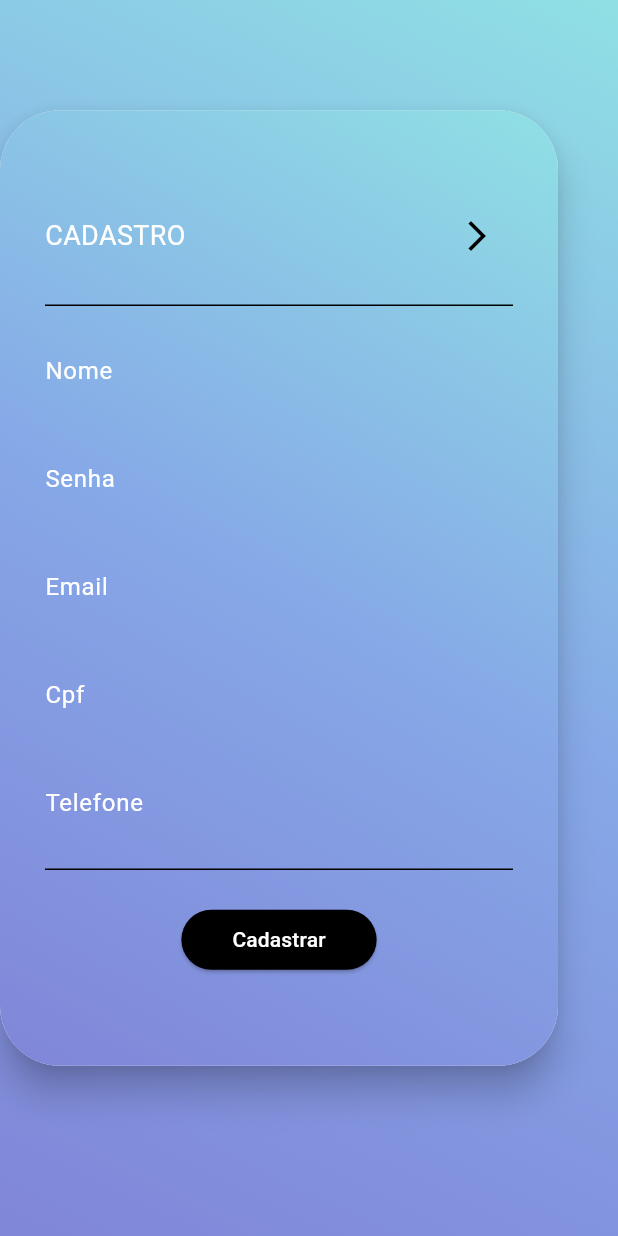
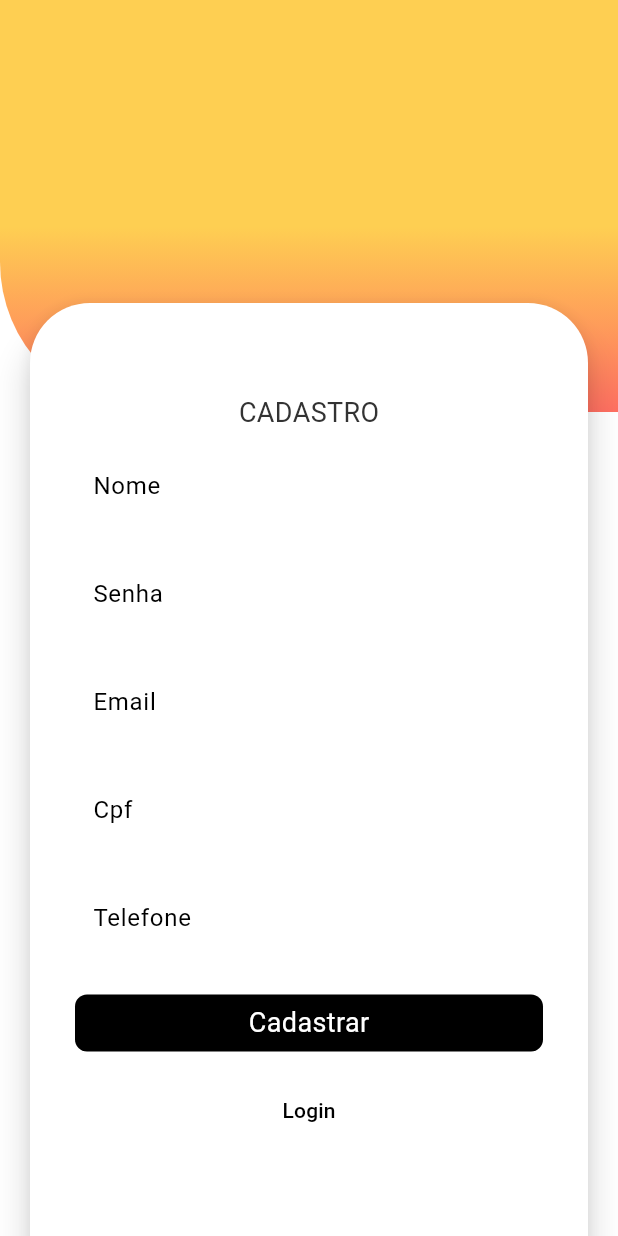
Before and after one commit to ViniciusLim4/PotatoBuyerss, a Flutter app: the CadastroPage screen opened by its route, on a phone screen of 412 x 824 dp. Run offline on Flutter 3.47's test engine with Material 3 defaults, Android fonts, the phone set to English and light mode, and no system bars; our stand-ins replace connectivity_plus, dio, flutter_bloc, flutter_modular, fpdart.

Commit message:
fix: ajustes login/cadastro

```diff
--- a/projeto_login_cadastro/lib/main_app.dart
+++ b/projeto_login_cadastro/lib/main_app.dart
@@ -1,5 +1,7 @@
 import 'package:flutter/material.dart';
 import 'package:flutter_modular/flutter_modular.dart';
+
+import 'shared/app_colors/app_colors.dart';
 
 class MainApp extends StatelessWidget {
   const MainApp({super.key});
@@ -7,6 +9,9 @@ class MainApp extends StatelessWidget {
   @override
   Widget build(BuildContext context) {
     return MaterialApp(
+      theme: ThemeData(
+        primaryColor: AppColors.primaryYellow,
+      ),
       title: 'MyApp',
       initialRoute: Modular.initialRoute,
     ).modular();
--- a/projeto_login_cadastro/lib/modulos/cadastro/bloc/cadastro_bloc.dart
+++ b/projeto_login_cadastro/lib/modulos/cadastro/bloc/cadastro_bloc.dart
@@ -2,7 +2,5 @@ import 'package:flutter_bloc/flutter_bloc.dart';
 import 'package:projeto_login_cadastro/modulos/cadastro/cadastro_state/cadastro_state.dart';
 
 class CadastroBloc extends Cubit<CadastroState> {
-  CadastroBloc(super.initialState);
-
-
+  CadastroBloc() : super(CadastroInitState());
 }
--- a/projeto_login_cadastro/lib/modulos/cadastro/cadastro_page.dart
+++ b/projeto_login_cadastro/lib/modulos/cadastro/cadastro_page.dart
@@ -1,8 +1,12 @@
 import 'package:flutter/material.dart';
+import 'package:projeto_login_cadastro/modulos/cadastro/controller/cadastro_controller.dart';
 import 'package:projeto_login_cadastro/modulos/cadastro/widgets/card_cadastro_page.dart';
+import 'package:projeto_login_cadastro/shared/app_colors/app_colors.dart';
 
 class CadastroPage extends StatefulWidget {
-  const CadastroPage({super.key});
+  final CadastroController controller;
+
+  const CadastroPage({super.key, required this.controller});
 
   @override
   State<CadastroPage> createState() => _CadastroPageState();
@@ -12,24 +16,38 @@ class _CadastroPageState extends State<CadastroPage> {
   @override
   Widget build(BuildContext context) {
     return Scaffold(
-      body: Container(
-        decoration: const BoxDecoration(
-          gradient: LinearGradient(
-            colors: [Color(0xff7f7fd5), Color(0xff86a8e7), Color(0xff91eae4)],
-            stops: [0, 0.5, 1],
-            begin: Alignment(-1.2, 1.2),
-            end: Alignment(1.1, -1.2),
-          ),
-        ),
-        child: Center(
-          child: Column(
-            mainAxisAlignment: MainAxisAlignment.center,
-            crossAxisAlignment: CrossAxisAlignment.end,
+      backgroundColor: Colors.white,
+      body: Stack(
+        alignment: Alignment.bottomCenter,
+        children: [
+          Column(
             children: [
-              CardCadastroPage(),
+              Expanded(
+                flex: 1,
+                child: Container(
+                  decoration: const BoxDecoration(
+                    borderRadius: BorderRadius.only(
+                      bottomLeft: Radius.circular(100),
+                    ),
+                    gradient: AppGradients.primaryGradient,
+                  ),
+                ),
+              ),
+              Expanded(
+                flex: 2,
+                child: Container(
+                  color: Colors.white,
+                ),
+              ),
             ],
           ),
-        ),
+          Padding(
+            padding: const EdgeInsets.only(top: 100),
+            child: CardCadastroPage(
+              controller: widget.controller,
+            ),
+          ),
+        ],
       ),
     );
   }
--- a/projeto_login_cadastro/lib/modulos/cadastro/cadastro_state/cadastro_state.dart
+++ b/projeto_login_cadastro/lib/modulos/cadastro/cadastro_state/cadastro_state.dart
@@ -1,3 +1,5 @@
 abstract class CadastroState {}
 
 class CadastroLoadingState extends CadastroState {}
+
+class CadastroInitState extends CadastroState {}
--- a/projeto_login_cadastro/lib/modulos/cadastro/controller/cadastro_controller.dart
+++ b/projeto_login_cadastro/lib/modulos/cadastro/controller/cadastro_controller.dart
@@ -1,4 +1,22 @@
+import 'package:flutter/material.dart';
+import 'package:projeto_login_cadastro/domain/entities/user.dart';
+import 'package:projeto_login_cadastro/modulos/cadastro/bloc/cadastro_bloc.dart';
 
 class CadastroController {
+  final CadastroBloc cadastroBloc;
 
+  CadastroController({required this.cadastroBloc});
+
+  Future<User?> login({
+    required GlobalKey<FormState> cadastroKey,
+  }) async {
+    User? user;
+
+    if (cadastroKey.currentState!.validate()) {
+      cadastroKey.currentState!.save();
+
+      //loginBloc?.logIn(loginModel!);
+    }
+    return user;
+  }
 }
--- a/projeto_login_cadastro/lib/modulos/cadastro/widgets/card_cadastro_page.dart
+++ b/projeto_login_cadastro/lib/modulos/cadastro/widgets/card_cadastro_page.dart
@@ -1,65 +1,51 @@
 import 'package:flutter/material.dart';
+import 'package:flutter/services.dart';
 import 'package:flutter_modular/flutter_modular.dart';
+import 'package:projeto_login_cadastro/modulos/cadastro/controller/cadastro_controller.dart';
 import 'package:projeto_login_cadastro/modulos/login/widgets/text_form_field_widget.dart';
+import 'package:projeto_login_cadastro/shared/app_colors/app_colors.dart';
+import 'package:projeto_login_cadastro/shared/components/button_widget.dart';
 
 class CardCadastroPage extends StatelessWidget {
-  CardCadastroPage({super.key});
+  final CadastroController controller;
+  CardCadastroPage({super.key, required this.controller});
 
   final GlobalKey<FormState> cadastroKey = GlobalKey<FormState>();
 
   @override
   Widget build(BuildContext context) {
     return Padding(
-      padding: const EdgeInsets.only(right: 40, bottom: 40),
+      padding: const EdgeInsets.symmetric(horizontal: 20),
       child: Builder(builder: (context) {
         return Card(
+          color: AppColors.backgroundWhite,
           margin: EdgeInsets.zero,
-          shape: RoundedRectangleBorder(
-            borderRadius: BorderRadius.circular(40),
+          shape: const RoundedRectangleBorder(
+            borderRadius: BorderRadius.only(
+                topLeft: Radius.circular(40), topRight: Radius.circular(40)),
           ),
           elevation: 10,
+          child: SingleChildScrollView(
             child: Container(
               decoration: const BoxDecoration(
-              gradient: LinearGradient(
-                colors: [
-                  Color(0xff7f7fd5),
-                  Color(0xff86a8e7),
-                  Color(0xff91eae4)
-                ],
-                stops: [0, 0.5, 1],
-                begin: Alignment(-1.2, 1.2),
-                end: Alignment(1.1, -1.2),
-              ),
-              borderRadius: BorderRadius.all(Radius.circular(40)),
+                borderRadius: BorderRadius.only(
+                    topLeft: Radius.circular(40),
+                    topRight: Radius.circular(40)),
               ),
               child: Padding(
-              padding: const EdgeInsets.symmetric(vertical: 60, horizontal: 30),
+                padding:
+                    const EdgeInsets.symmetric(vertical: 60, horizontal: 30),
                 child: Form(
                   key: cadastroKey,
                   child: Column(
-                  crossAxisAlignment: CrossAxisAlignment.start,
-                  children: [
-                    Row(
-                      mainAxisAlignment: MainAxisAlignment.spaceBetween,
+                    crossAxisAlignment: CrossAxisAlignment.center,
                     children: [
                       const Text(
                         'CADASTRO',
-                          style: TextStyle(color: Colors.white, fontSize: 18),
+                        style: TextStyle(
+                          color: AppColors.primaryText,
+                          fontSize: 18,
                         ),
-                        IconButton(
-                          color: Colors.black,
-                          icon: const Icon(Icons.arrow_forward_ios),
-                          onPressed: () {
-                            Modular.to.pop();
-                          },
-                        ),
-                      ],
-                    ),
-                    const SizedBox(
-                      height: 14,
-                    ),
-                    const Divider(
-                      color: Colors.black,
                       ),
                       TextFormFieldWidget(
                         onSave: () => {},
@@ -81,30 +67,23 @@ class CardCadastroPage extends StatelessWidget {
                         onSave: () => {},
                         labelText: 'Telefone',
                       ),
-                    const Divider(
-                      color: Colors.black,
+                      const SizedBox(height: 15),
+                      ButtonWidget(
+                        textButton: 'Cadastrar',
+                        onTap: () => _cadastrarHandler(),
                       ),
                       const SizedBox(height: 15),
-                    Row(
-                      mainAxisAlignment: MainAxisAlignment.spaceEvenly,
-                      children: [
-                        ElevatedButton(
-                          onPressed: () {},
-                          style: ElevatedButton.styleFrom(
-                            foregroundColor: Colors.white,
-                            backgroundColor: Colors.black,
-                          ),
-                          child: const Padding(
-                            padding: EdgeInsets.all(10),
-                            child: Text(
-                              'Cadastrar',
-                              style: TextStyle(color: Colors.white),
-                            ),
+                      TextButton(
+                        onPressed: () {
+                          Modular.to.pop();
+                        },
+                        child: const Text(
+                          'Login',
+                          style: TextStyle(color: Colors.black),
                         ),
                       ),
                     ],
-                    )
-                  ],
+                  ),
                 ),
               ),
             ),
@@ -113,4 +92,13 @@ class CardCadastroPage extends StatelessWidget {
       }),
     );
   }
+
+  Future<void> _cadastrarHandler() async {
+    var user = await controller.login(cadastroKey: cadastroKey);
+    if (user != null) {
+      TextInput.finishAutofillContext();
+      //COLOCAR ROTA PARA LOGIN
+      //Modular.to.navigate(RoutesCombined.login);
     }
+  }
+}
--- a/projeto_login_cadastro/lib/modulos/login/bloc/login_bloc.dart
+++ b/projeto_login_cadastro/lib/modulos/login/bloc/login_bloc.dart
@@ -1,4 +1,3 @@
-import 'package:flutter/material.dart';
 import 'package:flutter_bloc/flutter_bloc.dart';
 import 'package:projeto_login_cadastro/data/models/login_model.dart';
 import 'package:projeto_login_cadastro/domain/usecase/login/login_use_case.dart';
--- a/projeto_login_cadastro/lib/modulos/login/widgets/text_form_field_widget.dart
+++ b/projeto_login_cadastro/lib/modulos/login/widgets/text_form_field_widget.dart
@@ -1,4 +1,3 @@
-// ignore_for_file: public_member_api_docs, sort_constructors_first
 import 'package:flutter/material.dart';
 
 class TextFormFieldWidget extends StatelessWidget {
@@ -17,18 +16,31 @@ class TextFormFieldWidget extends StatelessWidget {
   Widget build(BuildContext context) {
     return Padding(
       padding: const EdgeInsets.symmetric(vertical: 8),
-      child: TextFormField(
-        controller: controller,
-        style: const TextStyle(color: Colors.white),
-        decoration: InputDecoration(
-          labelText: labelText,
-          labelStyle: const TextStyle(color: Colors.white),
-          focusedBorder: const UnderlineInputBorder(
-            borderSide: BorderSide(color: Colors.blueAccent),
+      child: DecoratedBox(
+        decoration: BoxDecoration(
+          color: Colors.white,
+          borderRadius: BorderRadius.circular(12),
+        ),
+        child: Padding(
+          padding: const EdgeInsets.symmetric(horizontal: 12.0),
+          child: TextFormField(
+            controller: controller,
+            style: const TextStyle(color: Colors.black),
+            decoration: InputDecoration(
+              labelText: labelText,
+              labelStyle: const TextStyle(color: Colors.black),
+              border: InputBorder.none,
+              focusedBorder: InputBorder.none,
+              enabledBorder: InputBorder.none,
+              errorBorder: InputBorder.none,
+              disabledBorder: const OutlineInputBorder(
+                borderSide: BorderSide(color: Colors.white),
+              ),
+              fillColor: Colors.white,
+            ),
+            onSaved: (newValue) => onSave,
           ),
-          border: InputBorder.none,
         ),
-        onSaved: (newValue) => onSave,
       ),
     );
   }
--- /dev/null
+++ b/projeto_login_cadastro/lib/shared/app_colors/app_colors.dart
@@ -0,0 +1,26 @@
+import 'dart:ui';
+
+import 'package:flutter/material.dart';
+
+class AppColors {
+  static const Color primaryYellow = Color(0xFFFECF52); // Amarelo Vibrante
+  static const Color secondaryGreen = Color(0xFFA4D4AE); // Verde Menta
+  static const Color backgroundWhite = Color(0xFFFFFFFF); // Branco Neve
+  static const Color primaryText = Color(0xFF333333); // Cinza Escuro
+  static const Color secondaryText = Color(0xFF777777); // Cinza Médio
+  static const Color highlightOrange = Color(0xFFFF6F61); // Laranja Coral
+  static const Color supportBlue = Color(0xFF87CEEB); // Azul Celeste
+}
+
+
+class AppGradients {
+  static const LinearGradient primaryGradient = LinearGradient(
+    colors: [
+      AppColors.primaryYellow,
+      AppColors.highlightOrange,
+    ],
+    stops: [0, 1],
+    begin: Alignment(1.0, 0.1),
+    end: Alignment.bottomRight,
+  );
+}
--- /dev/null
+++ b/projeto_login_cadastro/lib/shared/components/button_widget.dart
@@ -0,0 +1,36 @@
+// ignore_for_file: public_member_api_docs, sort_constructors_first
+import 'package:flutter/material.dart';
+
+class ButtonWidget extends StatelessWidget {
+  final String textButton;
+  final VoidCallback onTap;
+
+  const ButtonWidget({
+    super.key,
+    required this.textButton,
+    required this.onTap,
+  });
+
+  @override
+  Widget build(BuildContext context) {
+    return GestureDetector(
+      onTap: onTap,
+      child: Container(
+        decoration: BoxDecoration(
+            borderRadius: BorderRadius.circular(8), color: Colors.black),
+        child: Center(
+          child: Padding(
+            padding: const EdgeInsets.symmetric(horizontal: 20, vertical: 6),
+            child: Text(
+              textButton,
+              style: const TextStyle(
+                color: Colors.white,
+                fontSize: 18,
+              ),
+            ),
+          ),
+        ),
+      ),
+    );
+  }
+}
--- a/projeto_login_cadastro/lib/shared/components/text_form_field.dart
+++ /dev/null
@@ -1,10 +0,0 @@
-import 'package:flutter/material.dart';
-
-class TextFormField extends StatelessWidget {
-  const TextFormField({super.key});
-
-  @override
-  Widget build(BuildContext context) {
-    return const TextFormField();
-  }
-}
--- a/projeto_login_cadastro/pubspec.yaml
+++ b/projeto_login_cadastro/pubspec.yaml
@@ -25,3 +25,4 @@ flutter:
   uses-material-design: true
   assets:
   - lib/assets/comida.jpg
+  - lib/assets/logo_potato.png
```
Also changed, not shown: projeto_login_cadastro/lib/modulos/cadastro/cadastro_module.dart (+15 -2 lines), projeto_login_cadastro/lib/modulos/login/login_module.dart (+13 -7 lines), projeto_login_cadastro/lib/modulos/login/login_page.dart (+30 -16 lines), projeto_login_cadastro/lib/modulos/login/widgets/card_login_widget.dart (+45 -49 lines), projeto_login_cadastro/lib/assets/logo_potato.png (added), projeto_login_cadastro/pubspec.lock. Lines whose indentation alone changed are shown as unchanged.
